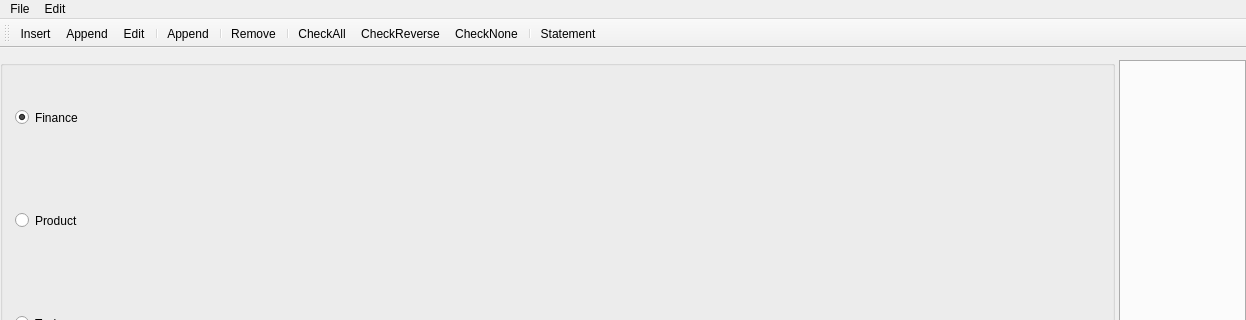
The window that mainwindow.ui (YtxErp/YTX) describes before a commit, drawn with Qt 5; both pictures show x 0 to 1246 and y 0 to 320 of the 1246 by 722 pixel window.
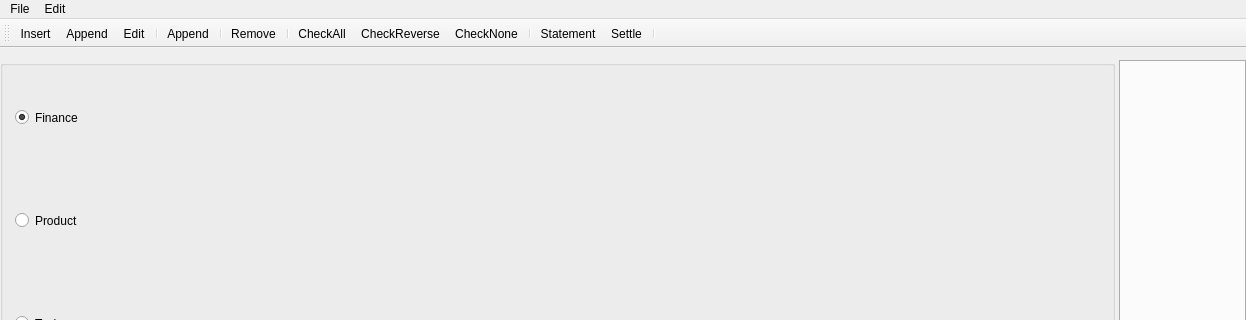
The same window after the commit.

The edit to the form file:
```diff
--- a/mainwindow.ui
+++ b/mainwindow.ui
@@ -243,6 +243,8 @@
    <addaction name="actionCheckNone"/>
    <addaction name="separator"/>
    <addaction name="actionStatement"/>
+   <addaction name="actionSettle"/>
+   <addaction name="separator"/>
   </widget>
   <action name="actionInsertNode">
    <property name="text">
@@ -431,6 +433,14 @@
     <enum>QAction::MenuRole::NoRole</enum>
    </property>
   </action>
+  <action name="actionSettle">
+   <property name="text">
+    <string>Settle</string>
+   </property>
+   <property name="menuRole">
+    <enum>QAction::MenuRole::NoRole</enum>
+   </property>
+  </action>
  </widget>
  <resources/>
  <connections/>
```
